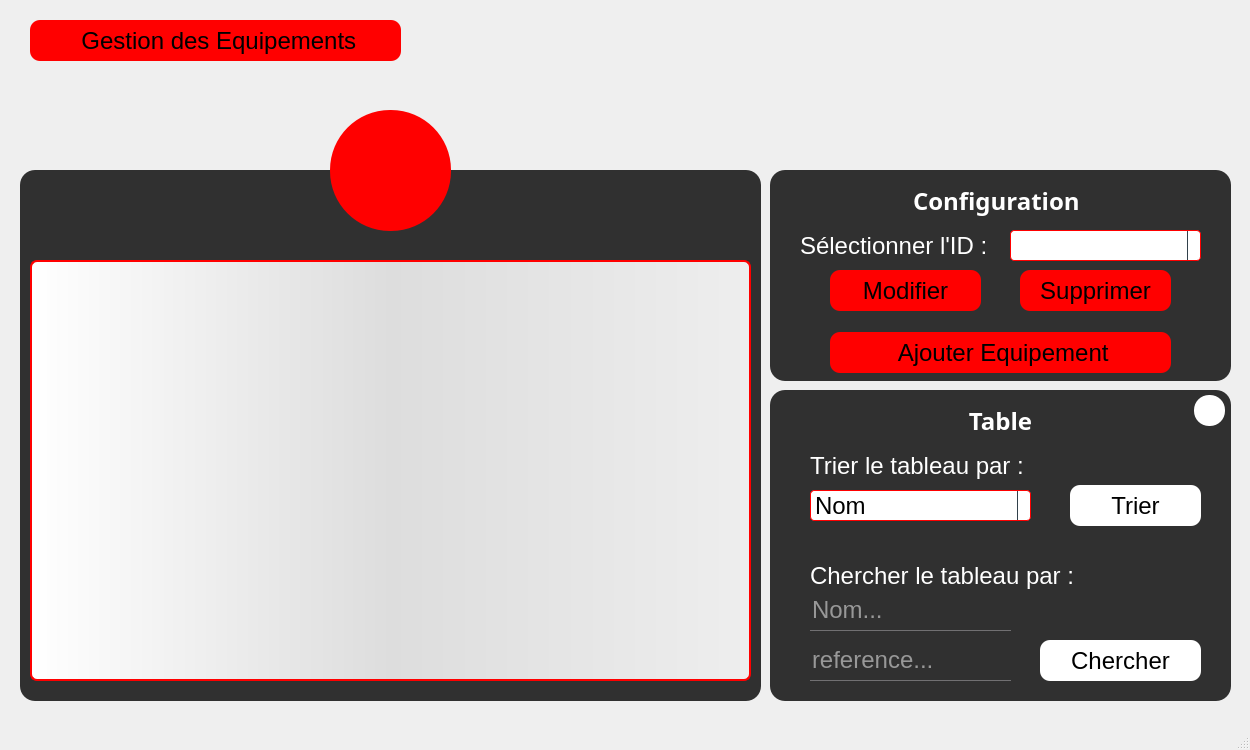
First picture: the form in gestionequipement.ui, repository nefissaKhiari/Smart_Plolice_Station, before the edit.
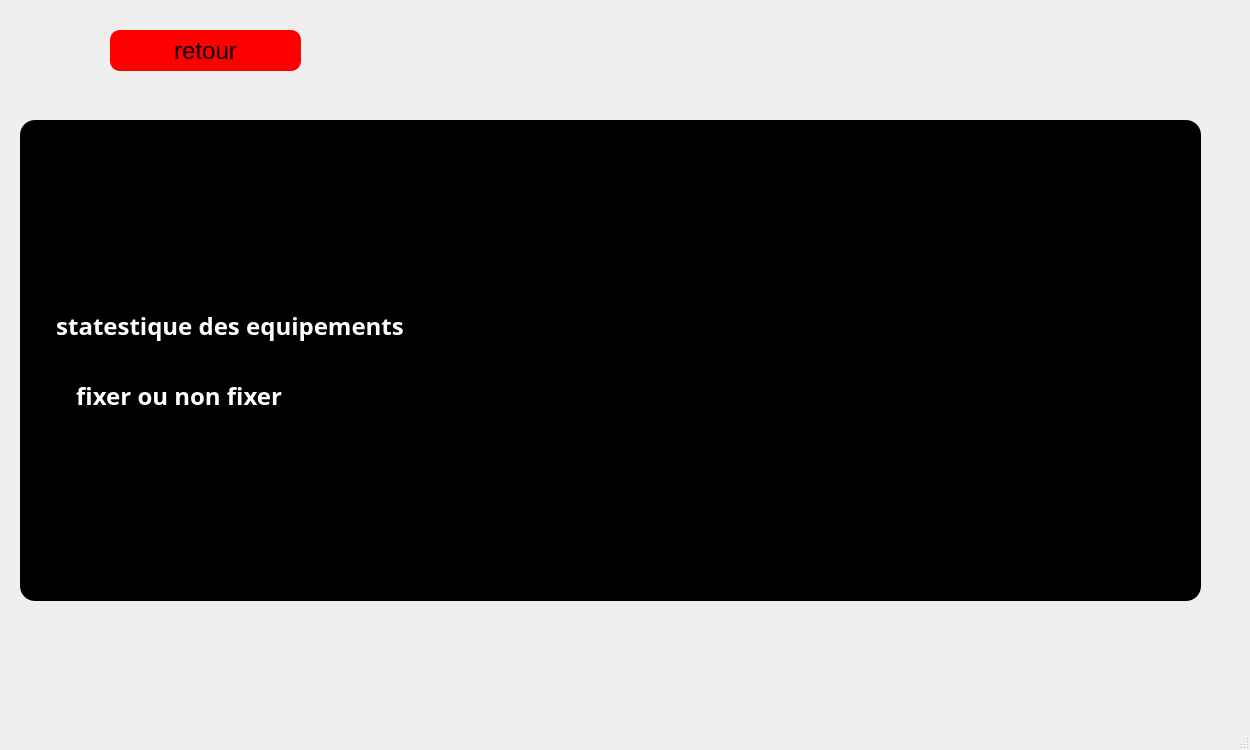
Second picture: the form after the edit. The open tabs and pages were chosen to show the change. Icons and pictures are not drawn.

Patch:
```diff
--- a/gestionequipement.ui
+++ b/gestionequipement.ui
@@ -2319,6 +2319,105 @@
       </property>
      </widget>
     </widget>
+    <widget class="QWidget" name="statestique_2">
+     <widget class="QFrame" name="F_Statisticc">
+      <property name="geometry">
+       <rect>
+        <x>560</x>
+        <y>120</y>
+        <width>641</width>
+        <height>481</height>
+       </rect>
+      </property>
+      <property name="styleSheet">
+       <string notr="true">background: rgb(0, 0, 0,);</string>
+      </property>
+      <layout class="QHBoxLayout" name="horizontalLayout"/>
+     </widget>
+     <widget class="QFrame" name="F_Statistic_Nationalite">
+      <property name="geometry">
+       <rect>
+        <x>20</x>
+        <y>120</y>
+        <width>651</width>
+        <height>481</height>
+       </rect>
+      </property>
+      <property name="styleSheet">
+       <string notr="true">background: rgb(0, 0, 0,);</string>
+      </property>
+      <widget class="QLabel" name="L_ConfigIntervenant_2">
+       <property name="geometry">
+        <rect>
+         <x>30</x>
+         <y>170</y>
+         <width>401</width>
+         <height>71</height>
+        </rect>
+       </property>
+       <property name="font">
+        <font>
+         <family>century gothic</family>
+         <pointsize>-1</pointsize>
+         <weight>75</weight>
+         <bold>true</bold>
+        </font>
+       </property>
+       <property name="styleSheet">
+        <string notr="true">background: transparent;</string>
+       </property>
+       <property name="text">
+        <string> statestique des equipements</string>
+       </property>
+      </widget>
+      <widget class="QLabel" name="L_ConfigIntervenant_4">
+       <property name="geometry">
+        <rect>
+         <x>50</x>
+         <y>240</y>
+         <width>401</width>
+         <height>71</height>
+        </rect>
+       </property>
+       <property name="font">
+        <font>
+         <family>century gothic</family>
+         <pointsize>-1</pointsize>
+         <weight>75</weight>
+         <bold>true</bold>
+        </font>
+       </property>
+       <property name="toolTip">
+        <string>&lt;html&gt;&lt;head/&gt;&lt;body&gt;&lt;p align=&quot;center&quot;&gt;&lt;br/&gt;&lt;/p&gt;&lt;/body&gt;&lt;/html&gt;</string>
+       </property>
+       <property name="layoutDirection">
+        <enum>Qt::LeftToRight</enum>
+       </property>
+       <property name="styleSheet">
+        <string notr="true">background: transparent;</string>
+       </property>
+       <property name="text">
+        <string> fixer ou non fixer</string>
+       </property>
+      </widget>
+     </widget>
+     <widget class="QPushButton" name="pushButton">
+      <property name="geometry">
+       <rect>
+        <x>110</x>
+        <y>30</y>
+        <width>191</width>
+        <height>41</height>
+       </rect>
+      </property>
+      <property name="text">
+       <string>retour</string>
+      </property>
+     </widget>
+     <zorder>F_Statistic_Nationalite</zorder>
+     <zorder>pushButton</zorder>
+     <zorder>F_Statisticc</zorder>
+    </widget>
    </widget>
   </widget>
   <widget class="QMenuBar" name="menubar">
```
Left out of the diff: 15 changed lines with no effect on the pictures.
